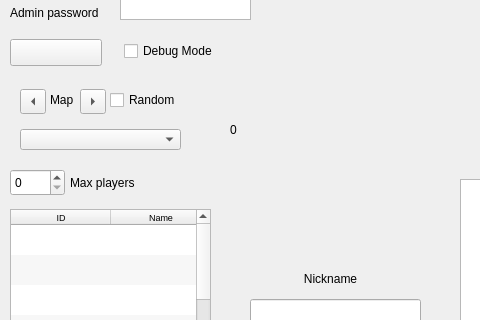
Above: gui/ui/MainMenuWidget.ui from contremaitre/BomberDude before the change; both pictures show x 0 to 480 and y 141 to 461 of the 850 by 585 pixel window. Below: the same form after it.
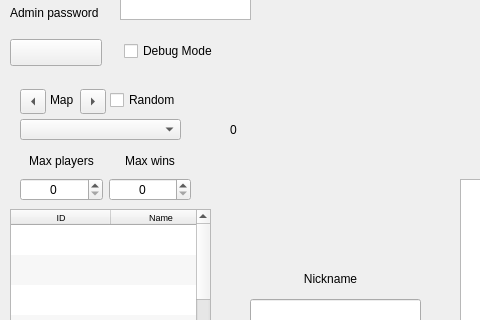
That is the form after the change.

```diff
--- a/gui/ui/MainMenuWidget.ui
+++ b/gui/ui/MainMenuWidget.ui
@@ -224,29 +224,6 @@
      <height>361</height>
     </rect>
    </property>
-   <widget class="QSpinBox" name="maxPlayersBox">
-    <property name="geometry">
-     <rect>
-      <x>10</x>
-      <y>90</y>
-      <width>55</width>
-      <height>27</height>
-     </rect>
-    </property>
-   </widget>
-   <widget class="QLabel" name="maxPlayers_label">
-    <property name="geometry">
-     <rect>
-      <x>70</x>
-      <y>90</y>
-      <width>101</width>
-      <height>27</height>
-     </rect>
-    </property>
-    <property name="text">
-     <string>Max players</string>
-    </property>
-   </widget>
    <widget class="QPushButton" name="startGameButton">
     <property name="geometry">
      <rect>
@@ -393,7 +370,7 @@
     <property name="geometry">
      <rect>
       <x>20</x>
-      <y>50</y>
+      <y>40</y>
       <width>161</width>
       <height>21</height>
      </rect>
@@ -412,6 +389,52 @@
      <string>kick</string>
     </property>
    </widget>
+   <widget class="QWidget" name="layoutWidget">
+    <property name="geometry">
+     <rect>
+      <x>20</x>
+      <y>70</y>
+      <width>171</width>
+      <height>52</height>
+     </rect>
+    </property>
+    <layout class="QGridLayout" name="gridLayout">
+     <item row="0" column="0">
+      <widget class="QLabel" name="maxPlayers_label">
+       <property name="text">
+        <string>Max players</string>
+       </property>
+       <property name="alignment">
+        <set>Qt::AlignCenter</set>
+       </property>
+      </widget>
+     </item>
+     <item row="0" column="1">
+      <widget class="QLabel" name="maxWinsLabel">
+       <property name="text">
+        <string>Max wins</string>
+       </property>
+       <property name="alignment">
+        <set>Qt::AlignCenter</set>
+       </property>
+      </widget>
+     </item>
+     <item row="1" column="0">
+      <widget class="QSpinBox" name="maxPlayersBox">
+       <property name="alignment">
+        <set>Qt::AlignCenter</set>
+       </property>
+      </widget>
+     </item>
+     <item row="1" column="1">
+      <widget class="QSpinBox" name="maxWinsBox">
+       <property name="alignment">
+        <set>Qt::AlignCenter</set>
+       </property>
+      </widget>
+     </item>
+    </layout>
+   </widget>
   </widget>
   <widget class="QPushButton" name="addLocalPlayerButton">
    <property name="enabled">
```
